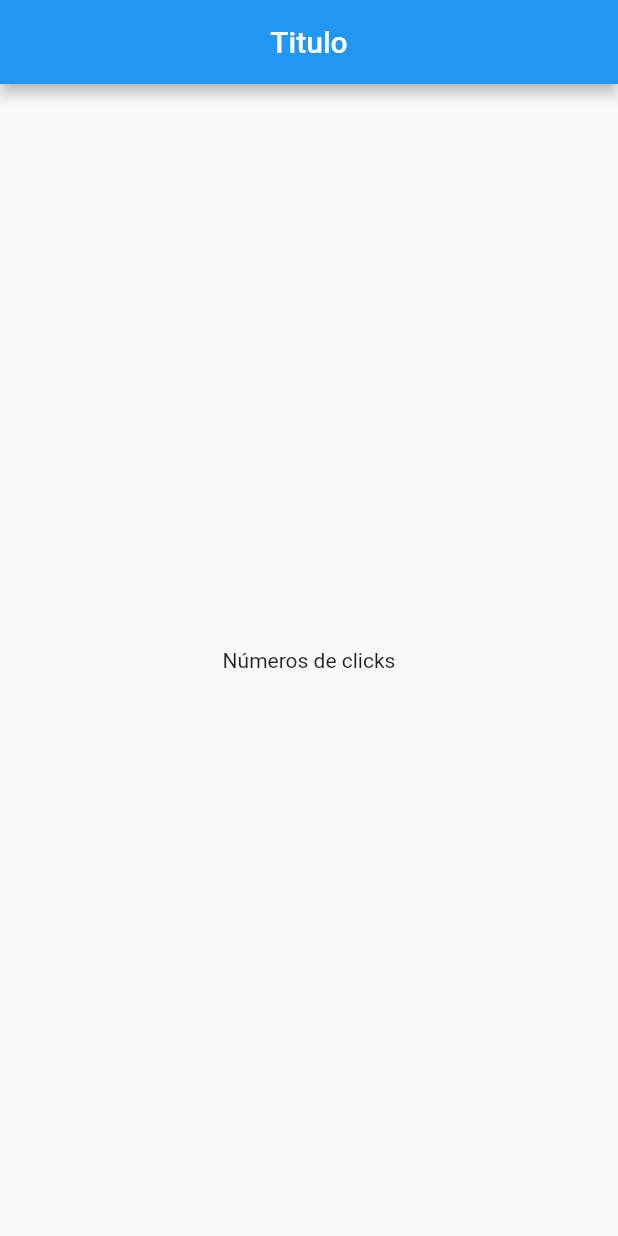
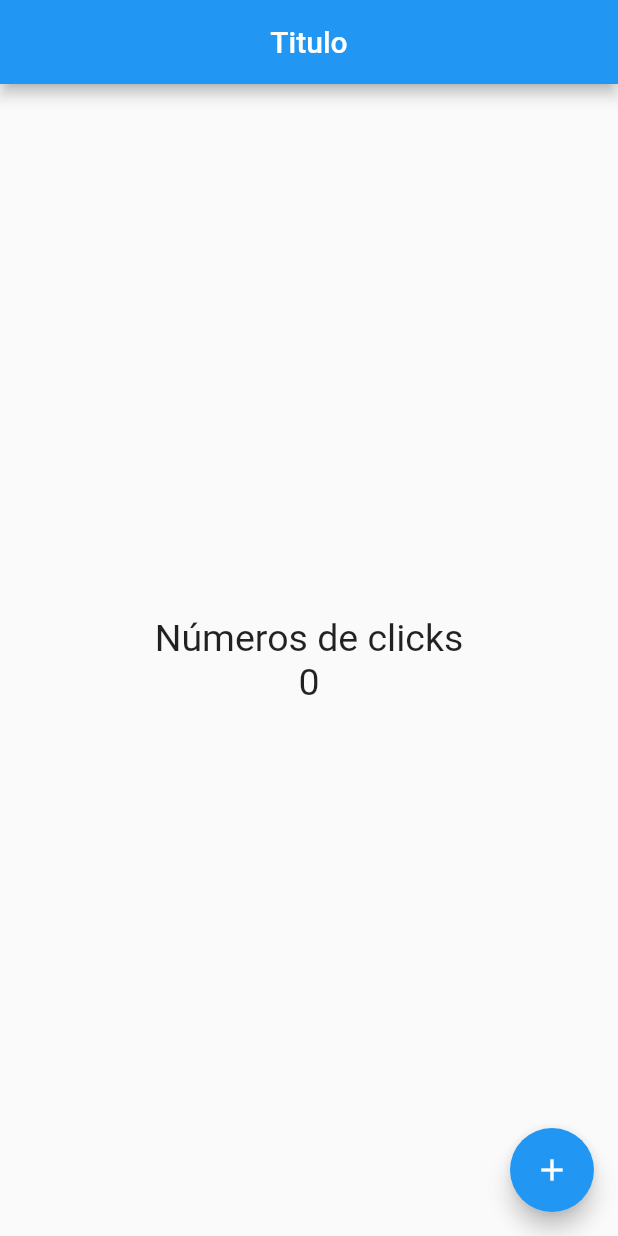
Before and after one commit to JonnyIvan24/contador_flutter, a Flutter app: the screen it shows after launch, on a phone screen of 412 x 824 dp. Run offline on Flutter 3.47's test engine with Material 2 defaults, Android fonts, the phone set to English and light mode, and no system bars.

Commit message:
floatingButton

```diff
--- a/lib/src/pages/home_page.dart
+++ b/lib/src/pages/home_page.dart
@@ -1,6 +1,14 @@
 import 'package:flutter/material.dart';
 
 class HomePage extends StatelessWidget {
+
+  /*
+  en los widgets tipo less las variables deben ser inmutables
+  por lo tanto se deben de declarar como final
+  */
+
+  final textStyle = new TextStyle( fontSize: 25 );
+
   @override
   Widget build(BuildContext context) {
     return Scaffold(
@@ -9,7 +17,20 @@ class HomePage extends StatelessWidget {
         centerTitle: true,
       ),
       body: Center(
-        child: Text('Números de clicks'),
+        child: Column(
+          mainAxisAlignment: MainAxisAlignment.center,
+          children: <Widget>[
+            Text('Números de clicks', style: textStyle,),
+            Text('0', style: textStyle,)
+          ],
+        ),
+      ),
+      floatingActionButton: FloatingActionButton(
+        //onPressed: null, //disbled = true
+        child: Icon(Icons.add),
+        onPressed: () {
+          print('hola mundo');
+        },
       ),
     );
   }
```
Also changed, not shown: 1 other file.
